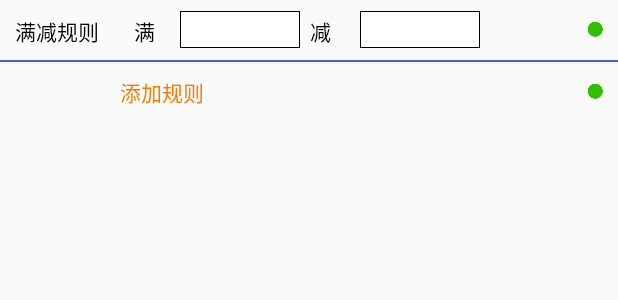
After one commit to yaozhengzheng/MyRetrofit, an Android app: the layout activity_layout.xml on its own in the app's theme, with its tools: preview values and no code run, on a phone screen of 412 x 824 dp. The commit adds this screen. Shown: the top 300 px of the screen. Run offline under Robolectric (Android 15) with nearby library versions, the phone set to English and light mode, and no system bars.

Commit message:
增加满减布局页面，listview点击递增接口

```diff
--- a/app/src/main/AndroidManifest.xml
+++ b/app/src/main/AndroidManifest.xml
@@ -61,6 +61,8 @@
         <activity android:name=".activity.SearchBarActivity"/>
         <activity android:name=".activity.DownloadActivity">
         </activity>
+        <activity android:name=".activity.LayoutActivity">
+        </activity>
     </application>
 
 </manifest>
--- a/app/src/main/java/com/example/myretrofit/activity/HomeActivity.java
+++ b/app/src/main/java/com/example/myretrofit/activity/HomeActivity.java
@@ -113,6 +113,7 @@ public class HomeActivity extends AppCompatActivity {
         list.add("伸缩式标题栏");
         list.add("伸缩搜索框");
         list.add("应用宝下载");
+        list.add("满减布局");
 
         listView.setOnItemClickListener(new AdapterView.OnItemClickListener() {
             @Override
@@ -163,6 +164,9 @@ public class HomeActivity extends AppCompatActivity {
                     case 14:
                         intent.setClass(HomeActivity.this, DownloadActivity.class);
                         break;
+                    case 15:
+                        intent.setClass(HomeActivity.this, LayoutActivity.class);
+                        break;
                 }
                 startActivity(intent);
             }
--- /dev/null
+++ b/app/src/main/java/com/example/myretrofit/activity/LayoutActivity.java
@@ -0,0 +1,42 @@
+package com.example.myretrofit.activity;
+
+import android.os.Bundle;
+import android.support.v7.app.AppCompatActivity;
+import android.widget.ArrayAdapter;
+import android.widget.ListView;
+import android.widget.TextView;
+
+import com.example.myretrofit.R;
+
+import java.util.ArrayList;
+
+import butterknife.Bind;
+import butterknife.ButterKnife;
+import butterknife.OnClick;
+
+public class LayoutActivity extends AppCompatActivity {
+
+    @Bind(R.id.tv_add)
+    TextView tvAdd;
+    @Bind(R.id.lv_show)
+    ListView listView;
+
+    ArrayList<String> list;
+    ArrayAdapter adapter;
+
+    @Override
+    protected void onCreate(Bundle savedInstanceState) {
+        super.onCreate(savedInstanceState);
+        setContentView(R.layout.activity_layout);
+        ButterKnife.bind(this);
+        list = new ArrayList<>();
+        adapter = new ArrayAdapter(this, android.R.layout.simple_list_item_1, list);
+        listView.setAdapter(adapter);
+    }
+
+    @OnClick(R.id.tv_add)
+    public void onViewClicked() {
+        list.add("hahahaha");
+        adapter.notifyDataSetChanged();
+    }
+}
--- /dev/null
+++ b/app/src/main/res/drawable/shape_corner_solid.xml
@@ -0,0 +1,8 @@
+<?xml version="1.0" encoding="utf-8"?>
+<shape xmlns:android="http://schemas.android.com/apk/res/android"
+    android:shape="rectangle">
+    <corners android:radius="0dp"/>
+    <stroke android:color="@color/black"
+        android:width="0.5px"/>
+    <solid android:color="@color/white" />
+</shape>
--- /dev/null
+++ b/app/src/main/res/layout/activity_layout.xml
@@ -0,0 +1,64 @@
+<?xml version="1.0" encoding="utf-8"?>
+<LinearLayout
+    xmlns:android="http://schemas.android.com/apk/res/android"
+    xmlns:tools="http://schemas.android.com/tools"
+    android:layout_width="match_parent"
+    android:layout_height="match_parent"
+    android:orientation="vertical"
+    tools:context="com.example.myretrofit.activity.LayoutActivity">
+
+    <RelativeLayout
+        android:layout_width="match_parent"
+        android:layout_height="40dp"
+        tools:layout_editor_absoluteX="8dp"
+        tools:layout_editor_absoluteY="0dp">
+
+
+        <TextView
+            android:layout_width="match_parent"
+            android:layout_height="wrap_content"
+            android:drawableRight="@mipmap/service_ico_doc"
+            android:padding="10dp"
+            android:text="满减规则       满                               减                          "
+            android:textColor="@color/black"/>
+
+        <EditText
+            android:id="@+id/edt_add"
+            android:layout_width="80dp"
+            android:layout_height="wrap_content"
+            android:layout_centerVertical="true"
+            android:layout_marginLeft="120dp"
+            android:background="@drawable/shape_corner_solid"/>
+
+        <EditText
+            android:id="@+id/edt_rem"
+            android:layout_width="80dp"
+            android:layout_height="wrap_content"
+            android:layout_centerVertical="true"
+            android:layout_marginLeft="240dp"
+            android:background="@drawable/shape_corner_solid"/>
+    </RelativeLayout>
+
+    <View
+        android:layout_width="match_parent"
+        android:layout_height="1dp"
+        android:background="@color/blue"
+        android:padding="10dp"/>
+
+    <TextView
+        android:id="@+id/tv_add"
+        android:layout_width="match_parent"
+        android:layout_height="40dp"
+        android:drawableRight="@mipmap/service_ico_doc"
+        android:gravity="center_vertical"
+        android:paddingLeft="80dp"
+        android:paddingRight="10dp"
+        android:text="添加规则"
+        android:textColor="@color/orange"/>
+
+    <ListView
+        android:id="@+id/lv_show"
+        android:layout_width="match_parent"
+        android:layout_height="match_parent"/>
+
+</LinearLayout>
```
Also changed, not shown: app/build.gradle (line endings or trailing spaces), app/src/main/res/mipmap-xxhdpi/service_ico_doc.png (added).
